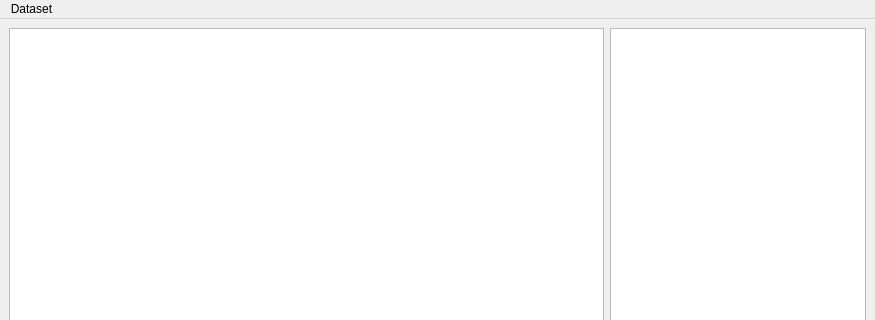
Before: the Qt Designer form gui/mainwindow.ui in HatikDev/AnalyticsTool, drawn with Qt 5; both pictures show x 0 to 875 and y 0 to 320 of the 875 by 652 pixel window.
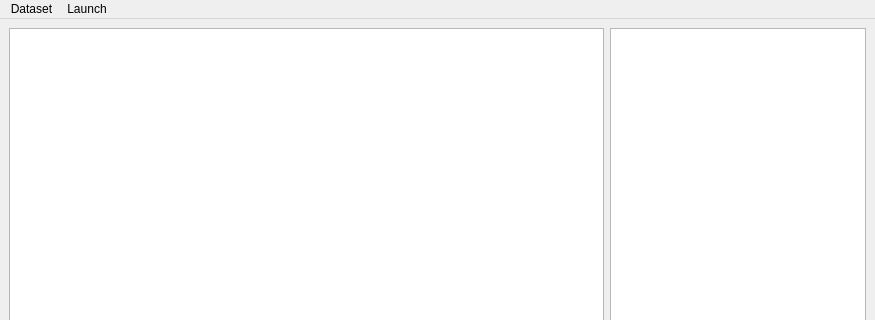
After: the same form once the commit is applied.

Commit message: Add possibility to launch models

```diff
--- a/gui/mainwindow.ui
+++ b/gui/mainwindow.ui
@@ -88,16 +88,23 @@
      <x>0</x>
      <y>0</y>
      <width>875</width>
-     <height>25</height>
+     <height>17</height>
     </rect>
    </property>
    <widget class="QMenu" name="menuDataset">
     <property name="title">
      <string>Dataset</string>
     </property>
-    <addaction name="actionLoad_dataset"/>
+    <addaction name="actionLoadDataset"/>
+   </widget>
+   <widget class="QMenu" name="menuLaunch">
+    <property name="title">
+     <string>Launch</string>
+    </property>
+    <addaction name="actionBrowseModel"/>
    </widget>
    <addaction name="menuDataset"/>
+   <addaction name="menuLaunch"/>
   </widget>
   <widget class="QStatusBar" name="statusbar"/>
   <action name="actionLoad_dataset">
```
Left out of the diff: 9 changed lines with no effect on the pictures. The commit also changes 2 other files.
